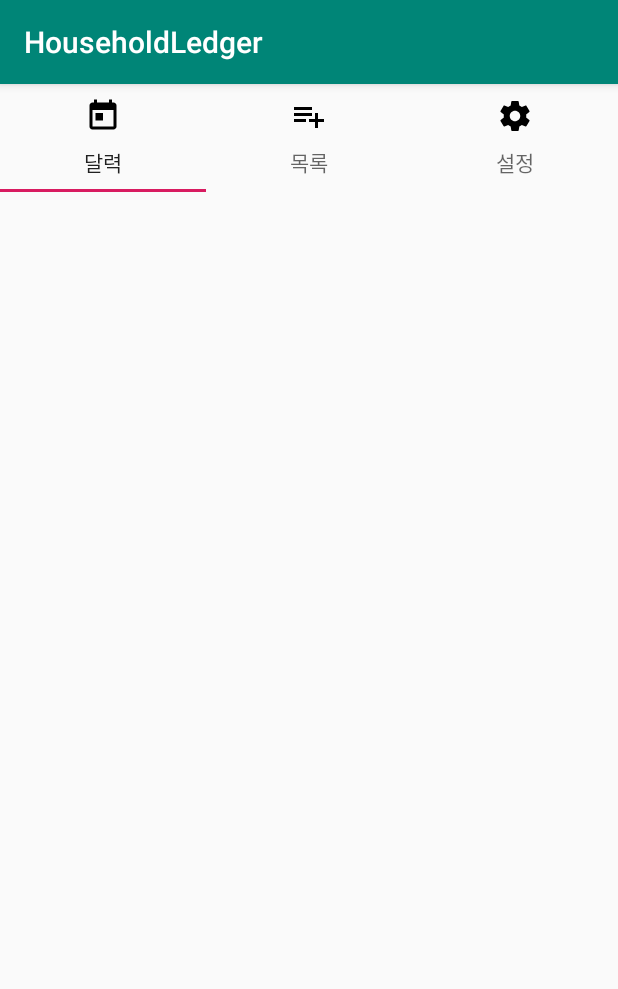
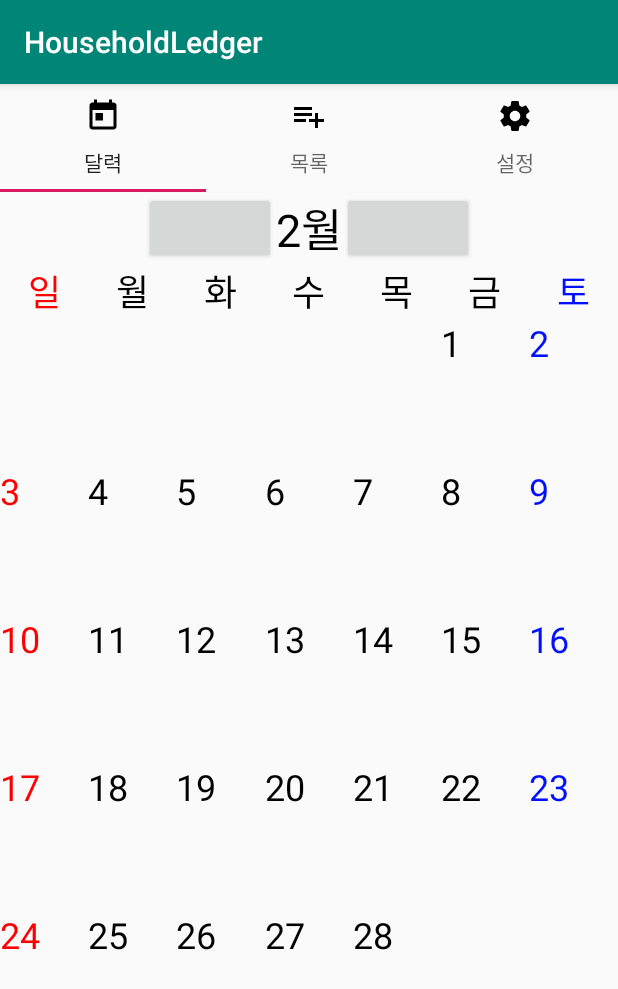
Before and after one commit to lou297/AccountBook, an Android app: the CalendarFragment screen opened directly, with no data from a screen before it, on a phone screen of 412 x 824 dp. Shown: the top 989 px of the screen. Run offline under Robolectric (Android 15) with nearby library versions, the phone set to English and light mode, and no system bars.

Commit message:
동적 달력 뷰 생성

```diff
--- a/app/src/main/java/com/pingpong/householdledger/Adapter/CalendarDateAdapter.kt
+++ b/app/src/main/java/com/pingpong/householdledger/Adapter/CalendarDateAdapter.kt
@@ -1,4 +1,57 @@
 package com.pingpong.householdledger.Adapter
 
-class CalendarDateAdapter {
+import android.annotation.SuppressLint
+import android.content.Context
+import android.content.res.Resources
+import android.graphics.Color
+import android.graphics.drawable.ColorDrawable
+import android.support.v4.content.ContextCompat
+import android.support.v7.widget.RecyclerView
+import android.view.LayoutInflater
+import android.view.View
+import android.view.View.INVISIBLE
+import android.view.View.VISIBLE
+import android.view.ViewGroup
+import com.pingpong.householdledger.DataClass.DateInfo
+import com.pingpong.householdledger.R
+import kotlinx.android.synthetic.main.calendar_one_day_view.view.*
+
+class CalendarDateAdapter (val context : Context, val DateInfoList : ArrayList<DateInfo>) : RecyclerView.Adapter<CalendarDateAdapter.Holder>(){
+    override fun onCreateViewHolder(parent: ViewGroup, viewType: Int): Holder {
+        return Holder(LayoutInflater.from(context).inflate(R.layout.calendar_one_day_view,parent,false))
+    }
+
+    override fun getItemCount(): Int {
+        return DateInfoList.size
+    }
+
+    override fun onBindViewHolder(holder: Holder, position: Int) {
+        holder.bind(DateInfoList.get(position) , position)
+    }
+
+    inner class Holder(view : View) : RecyclerView.ViewHolder(view){
+        val Date = view.OneDay_Date
+        val Holiday = view.OneDay_Holiday
+        val Earn = view.OneDay_Earn
+        val Spend = view.OneDay_Spend
+        val total = view.OneDay_Total
+
+        fun bind(dateInfo : DateInfo, position : Int){
+            Date.text = dateInfo.Date.toString()
+            if(dateInfo.Date==0)
+                Date.visibility = INVISIBLE
+            else{
+                Date.visibility = VISIBLE
+                when(position%7){
+                    6 -> Date.setTextColor(ContextCompat.getColor(context,R.color.blue))
+                    0 -> Date.setTextColor(ContextCompat.getColor(context,R.color.red))
+                    else -> Date.setTextColor(ContextCompat.getColor(context,R.color.black))
+                }
+            }
+
+
+
+        }
+    }
+
 }
--- /dev/null
+++ b/app/src/main/java/com/pingpong/householdledger/Adapter/CalendarViewPagerAdapter.kt
@@ -0,0 +1,20 @@
+package com.pingpong.householdledger.Adapter
+
+import android.support.v4.app.Fragment
+import android.support.v4.app.FragmentManager
+import android.support.v4.app.FragmentPagerAdapter
+
+class CalendarViewPagerAdapter(FM : FragmentManager) : FragmentPagerAdapter(FM) {
+
+    companion object {
+        var CalendarViewFragmentList : ArrayList<Fragment> = ArrayList()
+    }
+    override fun getItem(position: Int): Fragment {
+        return CalendarViewFragmentList.get(position)
+    }
+
+    override fun getCount(): Int {
+        return CalendarViewFragmentList.size
+    }
+
+}
--- a/app/src/main/java/com/pingpong/householdledger/CalendarFragment/CalendarFragment.kt
+++ /dev/null
@@ -1,15 +0,0 @@
-package com.pingpong.householdledger.CalendarFragment
-
-import android.os.Bundle
-import android.support.v4.app.Fragment
-import android.view.LayoutInflater
-import android.view.View
-import android.view.ViewGroup
-
-class CalendarFragment : Fragment() {
-    override fun onCreateView(inflater: LayoutInflater, container: ViewGroup?, savedInstanceState: Bundle?): View? {
-
-
-        return super.onCreateView(inflater, container, savedInstanceState)
-    }
-}
--- a/app/src/main/java/com/pingpong/householdledger/CalendarFragment/CalendarFragmentA.kt
+++ /dev/null
@@ -1,18 +0,0 @@
-package com.pingpong.householdledger.CalendarFragment
-
-import android.os.Bundle
-import android.support.v4.app.Fragment
-import android.view.LayoutInflater
-import android.view.View
-import android.view.ViewGroup
-import com.pingpong.householdledger.R
-
-class CalendarFragmentA : Fragment() {
-    override fun onActivityCreated(savedInstanceState: Bundle?) {
-        super.onActivityCreated(savedInstanceState)
-    }
-
-    override fun onCreateView(inflater: LayoutInflater, container: ViewGroup?, savedInstanceState: Bundle?): View? {
-        return inflater.inflate(R.layout.calendar_frag_a,container,false)
-    }
-}
--- a/app/src/main/java/com/pingpong/householdledger/CalendarFragment/CalendarFragmentB.kt
+++ /dev/null
@@ -1,18 +0,0 @@
-package com.pingpong.householdledger.CalendarFragment
-
-import android.os.Bundle
-import android.support.v4.app.Fragment
-import android.view.LayoutInflater
-import android.view.View
-import android.view.ViewGroup
-import com.pingpong.householdledger.R
-
-class CalendarFragmentB : Fragment(){
-    override fun onActivityCreated(savedInstanceState: Bundle?) {
-        super.onActivityCreated(savedInstanceState)
-    }
-
-    override fun onCreateView(inflater: LayoutInflater, container: ViewGroup?, savedInstanceState: Bundle?): View? {
-        return inflater.inflate(R.layout.calendar_frag_b,container,false)
-    }
-}
--- a/app/src/main/java/com/pingpong/householdledger/CalendarFragment/CalendarFragmentC.kt
+++ /dev/null
@@ -1,18 +0,0 @@
-package com.pingpong.householdledger.CalendarFragment
-
-import android.os.Bundle
-import android.support.v4.app.Fragment
-import android.view.LayoutInflater
-import android.view.View
-import android.view.ViewGroup
-import com.pingpong.householdledger.R
-
-class CalendarFragmentC : Fragment() {
-    override fun onActivityCreated(savedInstanceState: Bundle?) {
-        super.onActivityCreated(savedInstanceState)
-    }
-
-    override fun onCreateView(inflater: LayoutInflater, container: ViewGroup?, savedInstanceState: Bundle?): View? {
-        return inflater.inflate(R.layout.calendar_frag_c,container,false)
-    }
-}
--- /dev/null
+++ b/app/src/main/java/com/pingpong/householdledger/CalendarTab/CalendarViewFragment.kt
@@ -0,0 +1,51 @@
+package com.pingpong.householdledger.CalendarTab
+
+import android.os.Bundle
+import android.support.v4.app.Fragment
+import android.support.v7.widget.GridLayoutManager
+import android.support.v7.widget.RecyclerView
+import android.view.LayoutInflater
+import android.view.View
+import android.view.ViewGroup
+import com.pingpong.householdledger.Adapter.CalendarDateAdapter
+import com.pingpong.householdledger.DataClass.DateInfo
+import com.pingpong.householdledger.MainActivity.Companion.MONTH
+import com.pingpong.householdledger.MainActivity.Companion.YEAR
+import com.pingpong.householdledger.R
+import kotlinx.android.synthetic.main.calendar_dynamical_view.*
+import kotlinx.android.synthetic.main.main_frag_calendar.*
+import java.util.*
+
+class CalendarViewFragment :Fragment() {
+    override fun onActivityCreated(savedInstanceState: Bundle?) {
+        val YEAR = arguments!!.getInt(YEAR)
+        val MONTH = arguments!!.getInt(MONTH)
+        CreateMonthViewDynamically(YEAR,MONTH)
+
+
+        super.onActivityCreated(savedInstanceState)
+    }
+
+    override fun onCreateView(inflater: LayoutInflater, container: ViewGroup?, savedInstanceState: Bundle?): View? {
+        return inflater.inflate(R.layout.calendar_dynamical_view,container,false)
+    }
+
+    private fun CreateMonthViewDynamically(YEAR : Int, MONTH : Int){
+        CalendarYearAndMonth.text = (MONTH+1).toString() + "월"
+        val calendar = Calendar.getInstance()
+        calendar.set(YEAR, MONTH, 1)
+
+        val DateInfoList = ArrayList<DateInfo>()
+
+        for (i in 1..calendar.get(Calendar.DAY_OF_WEEK) - 1) {
+            DateInfoList.add(DateInfo(YEAR,MONTH,0))
+        }
+
+        for (i in 1..calendar.getActualMaximum(java.util.Calendar.DATE)) {
+            DateInfoList.add(DateInfo(YEAR,MONTH,i))
+        }
+
+        CalendarMonthRecyclerView.layoutManager = GridLayoutManager(context, 7)
+        CalendarMonthRecyclerView.adapter = CalendarDateAdapter(this.context!!,DateInfoList)
+    }
+}
--- a/app/src/main/java/com/pingpong/householdledger/DataClass/CalendarDate.kt
+++ /dev/null
@@ -1,4 +0,0 @@
-package com.pingpong.householdledger.DataClass
-
-class CalendarDate (Date: Int, IsHoliday: Int = 0, Holiday: String? = null, Income : Int = 0, Spend : Int = 0, Total : Int = 0){
-}
--- /dev/null
+++ b/app/src/main/java/com/pingpong/householdledger/DataClass/DateInfo.kt
@@ -0,0 +1,3 @@
+package com.pingpong.householdledger.DataClass
+
+data class DateInfo (val Year : Int, val Month : Int, val Date: Int, var IsHoliday: Int = 0, var Holiday: String? = null, var Income : Int = 0, var Spend : Int = 0, var Total : Int = 0)
--- a/app/src/main/java/com/pingpong/householdledger/MainActivity.kt
+++ b/app/src/main/java/com/pingpong/householdledger/MainActivity.kt
@@ -13,12 +13,15 @@ import java.util.*
 
 class MainActivity : AppCompatActivity() {
     companion object {
+        val YEAR = "YEAR"
+        val MONTH = "MONTH"
         val MonthAndDate = "MM월 dd일"
         val CALENDAR = "CALENDAR"
         val LIST ="LIST"
         val DETAIL ="DETAIL"
         val PAGE= "PAGE"
         val PageList = mapOf(CALENDAR to 0, LIST to 1, DETAIL to 2)
+
     }
 
     override fun onCreate(savedInstanceState: Bundle?) {
@@ -26,7 +29,6 @@ class MainActivity : AppCompatActivity() {
         setContentView(R.layout.activity_main)
 
         SettingMainView()
-
         GoToCalendarBut.setOnClickListener {
             GoToViewPagerActivity(CALENDAR)
         }
--- a/app/src/main/java/com/pingpong/householdledger/MainMenuFragment/CalendarFragment.kt
+++ b/app/src/main/java/com/pingpong/householdledger/MainMenuFragment/CalendarFragment.kt
@@ -2,17 +2,68 @@ package com.pingpong.householdledger.MainMenuFragment
 
 import android.os.Bundle
 import android.support.v4.app.Fragment
+import android.support.v4.app.FragmentManager
+import android.support.v7.widget.GridLayoutManager
+import android.util.Log
 import android.view.LayoutInflater
 import android.view.View
 import android.view.ViewGroup
+import com.pingpong.householdledger.Adapter.CalendarDateAdapter
+import com.pingpong.householdledger.Adapter.CalendarViewPagerAdapter
+import com.pingpong.householdledger.Adapter.CalendarViewPagerAdapter.Companion.CalendarViewFragmentList
+import com.pingpong.householdledger.CalendarTab.CalendarViewFragment
+import com.pingpong.householdledger.DataClass.DateInfo
+import com.pingpong.householdledger.MainActivity.Companion.MONTH
+import com.pingpong.householdledger.MainActivity.Companion.YEAR
 import com.pingpong.householdledger.R
+import kotlinx.android.synthetic.main.calendar_dynamical_view.*
+import kotlinx.android.synthetic.main.main_frag_calendar.*
+import java.util.*
+import kotlin.collections.ArrayList
 
 class CalendarFragment : Fragment() {
     override fun onActivityCreated(savedInstanceState: Bundle?) {
+        CreateCalendarFragmentList()
+        CalendarViewPager.adapter = CalendarViewPagerAdapter(childFragmentManager)
+        CalendarViewPager.currentItem = 12
         super.onActivityCreated(savedInstanceState)
     }
 
     override fun onCreateView(inflater: LayoutInflater, container: ViewGroup?, savedInstanceState: Bundle?): View? {
         return inflater.inflate(R.layout.main_frag_calendar,container,false)
     }
+
+    private fun CreateCalendarFragmentList(){
+        for(i in 0 .. 24){
+            //25개월의 달력을 미리 생성한다.
+            val calendar = Calendar.getInstance()
+            val ThisYear = calendar.get(java.util.Calendar.YEAR)
+            val ThisMonth = calendar.get(java.util.Calendar.MONTH)
+
+            var settingYear = ThisYear
+            var setttingMonth = ThisMonth + i - 12
+
+            while(setttingMonth<0 || setttingMonth>11){
+                if(setttingMonth<0) {
+                    setttingMonth += 12
+                    settingYear--
+                }
+                if(setttingMonth>11) {
+                    setttingMonth -= 12
+                    settingYear++
+                }
+            }
+            val Frags = CalendarViewFragment()
+            Frags.apply {
+                arguments = Bundle().apply {
+                    putInt(YEAR,settingYear)
+                    putInt(MONTH,setttingMonth)
+                }
+            }
+            CalendarViewFragmentList.add(Frags)
+            Log.d("test",i.toString())
+        }
+    }
+
+
 }
--- /dev/null
+++ b/app/src/main/res/layout/calendar_dynamical_view.xml
@@ -0,0 +1,92 @@
+<?xml version="1.0" encoding="utf-8"?>
+<LinearLayout xmlns:android="http://schemas.android.com/apk/res/android"
+              android:orientation="vertical"
+              android:layout_width="match_parent"
+              android:layout_height="match_parent">
+    <LinearLayout
+            android:layout_width="match_parent"
+            android:layout_height="wrap_content"
+            android:orientation="horizontal" android:gravity="center">
+        <Button
+                android:id="@+id/PrevMonthBut"
+                android:layout_width="wrap_content"
+                android:layout_height="wrap_content"/>
+        <TextView
+                android:id="@+id/CalendarYearAndMonth"
+                android:layout_width="wrap_content"
+                android:layout_height="wrap_content"
+                android:textColor="@color/black"
+                android:textSize="30sp"/>
+        <Button
+                android:id="@+id/NextMonthBut"
+                android:layout_width="wrap_content"
+                android:layout_height="wrap_content"/>
+    </LinearLayout>
+    <LinearLayout
+            android:layout_width="match_parent"
+            android:layout_height="wrap_content">
+        <TextView
+                android:layout_width="wrap_content"
+                android:layout_height="wrap_content"
+                android:layout_weight="1"
+                android:gravity="center"
+                android:text="@string/Sunday"
+                android:textSize="24sp"
+                android:textColor="@color/red"/>
+        <TextView
+                android:layout_width="wrap_content"
+                android:layout_height="wrap_content"
+                android:layout_weight="1"
+                android:gravity="center"
+                android:text="@string/Monday"
+                android:textSize="24sp"
+                android:textColor="@color/black"/>
+        <TextView
+                android:layout_width="wrap_content"
+                android:layout_height="wrap_content"
+                android:layout_weight="1"
+                android:gravity="center"
+                android:text="@string/Tuesday"
+                android:textSize="24sp"
+                android:textColor="@color/black"/>
+        <TextView
+                android:layout_width="wrap_content"
+                android:layout_height="wrap_content"
+                android:layout_weight="1"
+                android:gravity="center"
+                android:text="@string/Wednesday"
+                android:textSize="24sp"
+                android:textColor="@color/black"/>
+        <TextView
+                android:layout_width="wrap_content"
+                android:layout_height="wrap_content"
+                android:layout_weight="1"
+                android:gravity="center"
+                android:text="@string/Thursday"
+                android:textSize="24sp"
+                android:textColor="@color/black"/>
+        <TextView
+                android:layout_width="wrap_content"
+                android:layout_height="wrap_content"
+                android:layout_weight="1"
+                android:gravity="center"
+                android:text="@string/Friday"
+                android:textSize="24sp"
+                android:textColor="@color/black"/>
+        <TextView
+                android:layout_width="wrap_content"
+                android:layout_height="wrap_content"
+                android:layout_weight="1"
+                android:gravity="center"
+                android:text="@string/Saturday"
+                android:textSize="24sp"
+                android:textColor="@color/blue"/>
+    </LinearLayout>
+
+    <android.support.v7.widget.RecyclerView
+            android:id="@+id/CalendarMonthRecyclerView"
+            android:layout_width="match_parent"
+            android:layout_height="match_parent">
+    </android.support.v7.widget.RecyclerView>
+
+</LinearLayout>
--- a/app/src/main/res/layout/calendar_frag.xml
+++ /dev/null
@@ -1,7 +0,0 @@
-<?xml version="1.0" encoding="utf-8"?>
-<LinearLayout xmlns:android="http://schemas.android.com/apk/res/android"
-        android:orientation="vertical"
-        android:layout_width="match_parent"
-        android:layout_height="match_parent">
-
-</LinearLayout>
--- a/app/src/main/res/layout/calendar_frag_a.xml
+++ /dev/null
@@ -1,7 +0,0 @@
-<?xml version="1.0" encoding="utf-8"?>
-<LinearLayout xmlns:android="http://schemas.android.com/apk/res/android"
-        android:orientation="vertical"
-        android:layout_width="match_parent"
-        android:layout_height="match_parent">
-
-</LinearLayout>
--- a/app/src/main/res/layout/calendar_frag_b.xml
+++ /dev/null
@@ -1,7 +0,0 @@
-<?xml version="1.0" encoding="utf-8"?>
-<LinearLayout xmlns:android="http://schemas.android.com/apk/res/android"
-        android:orientation="vertical"
-        android:layout_width="match_parent"
-        android:layout_height="match_parent">
-
-</LinearLayout>
--- a/app/src/main/res/layout/calendar_frag_c.xml
+++ /dev/null
@@ -1,7 +0,0 @@
-<?xml version="1.0" encoding="utf-8"?>
-<LinearLayout xmlns:android="http://schemas.android.com/apk/res/android"
-        android:orientation="vertical"
-        android:layout_width="match_parent"
-        android:layout_height="match_parent">
-
-</LinearLayout>
--- /dev/null
+++ b/app/src/main/res/layout/calendar_one_day_view.xml
@@ -0,0 +1,44 @@
+<?xml version="1.0" encoding="utf-8"?>
+<LinearLayout xmlns:android="http://schemas.android.com/apk/res/android"
+        android:orientation="vertical"
+        android:layout_width="wrap_content"
+        android:layout_height="wrap_content">
+    <LinearLayout
+            android:layout_width="match_parent"
+            android:layout_height="wrap_content"
+            android:orientation="horizontal">
+        <TextView
+                android:id="@+id/OneDay_Date"
+                android:layout_width="wrap_content"
+                android:layout_height="wrap_content"
+                android:textSize="24sp"
+                android:textColor="@color/black"/>
+        <TextView
+                android:id="@+id/OneDay_Holiday"
+                android:layout_width="match_parent"
+                android:layout_height="wrap_content"
+                android:textSize="20sp"/>
+    </LinearLayout>
+    <TextView
+            android:id="@+id/OneDay_Earn"
+            android:layout_width="match_parent"
+            android:layout_height="wrap_content"
+            android:textSize="16sp"
+            android:gravity="start"
+            android:textColor="@color/blue"/>
+    <TextView
+            android:id="@+id/OneDay_Spend"
+            android:layout_width="match_parent"
+            android:layout_height="wrap_content"
+            android:textSize="16sp"
+            android:gravity="start"
+            android:textColor="@color/red"/>
+    <TextView
+            android:id="@+id/OneDay_Total"
+            android:layout_width="match_parent"
+            android:layout_height="wrap_content"
+            android:textSize="16sp"
+            android:gravity="end"
+            android:textColor="@color/black"/>
+
+</LinearLayout>
--- a/app/src/main/res/layout/main_frag_calendar.xml
+++ b/app/src/main/res/layout/main_frag_calendar.xml
@@ -3,5 +3,11 @@
         android:orientation="vertical"
         android:layout_width="match_parent"
         android:layout_height="match_parent">
+    <android.support.v4.view.ViewPager
+            android:id="@+id/CalendarViewPager"
+            android:layout_width="match_parent"
+            android:layout_height="match_parent">
+
+    </android.support.v4.view.ViewPager>
 
 </LinearLayout>
--- a/app/src/main/res/values/strings.xml
+++ b/app/src/main/res/values/strings.xml
@@ -1,3 +1,11 @@
 <resources>
     <string name="app_name">HouseholdLedger</string>
+
+    <string name="Monday">월</string>
+    <string name="Tuesday">화</string>
+    <string name="Wednesday">수</string>
+    <string name="Thursday">목</string>
+    <string name="Friday">금</string>
+    <string name="Saturday">토</string>
+    <string name="Sunday">일</string>
 </resources>
```
